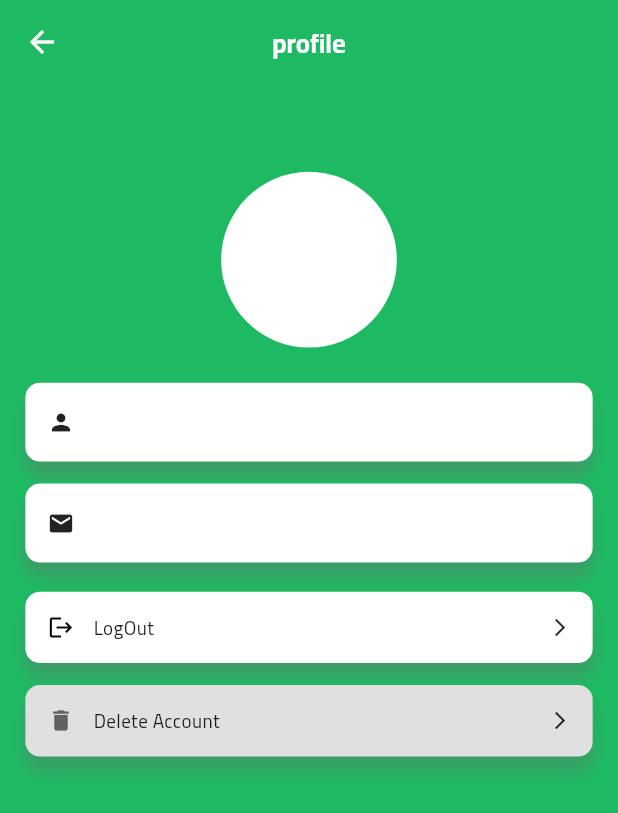
After one commit to malakshalayel/eco_cycle, a Flutter app: the ProfileView screen opened directly, on a phone screen of 412 x 824 dp. The commit adds this screen. Shown: the top 813 px of the screen. Run offline on Flutter 3.47's test engine with Material 3 defaults, Android fonts, the phone set to English and light mode, and no system bars; our stand-ins replace firebase_auth, firebase_core, flutter_screenutil, flutter_svg, get, get_storage and 2 more; accounts and stored records are empty.

Commit message:
profile/navbar scareen

```diff
--- a/lib/screens/login/login_view.dart
+++ b/lib/screens/login/login_view.dart
@@ -46,7 +46,7 @@ class LoginView extends GetView<LoginController> {
 
               SizedBox(height: 40.h),
               Text("Join EcoCycle today!", style: AppTextStyles.h2),
-              SizedBox(height: 120.h),
+              SizedBox(height: 90.h),
 
               GetBuilder<LoginController>(
                 builder:(c)=> Padding(
--- /dev/null
+++ b/lib/screens/profile/profile_controller.dart
@@ -0,0 +1,21 @@
+import 'package:firebase_auth/firebase_auth.dart';
+import 'package:get/get.dart';
+import '../../routes/app_routes.dart';
+
+class ProfileController extends GetxController {
+  final User? user = FirebaseAuth.instance.currentUser;
+
+  String get name => user?.displayName ?? '';
+  String get email => user?.email ?? '';
+  String get avatarUrl => user?.photoURL ?? '';
+
+  Future<void> logout() async {
+    await FirebaseAuth.instance.signOut();
+    Get.offAllNamed(Routes.LOGIN);
+  }
+
+  Future<void> deleteAccount() async {
+    await user?.delete();
+    Get.offAllNamed(Routes.LOGIN);
+  }
+}
--- /dev/null
+++ b/lib/screens/profile/profile_view.dart
@@ -0,0 +1,162 @@
+import 'package:flutter/material.dart';
+import 'package:get/get.dart';
+import 'package:flutter_screenutil/flutter_screenutil.dart';
+import '../../constants/app_colors.dart';
+import 'profile_controller.dart';
+
+class ProfileView extends GetView<ProfileController> {
+  const ProfileView({super.key});
+
+  @override
+  Widget build(BuildContext context) {
+    return Scaffold(
+      backgroundColor: AppColors.primary,
+      appBar: AppBar(
+        backgroundColor: AppColors.primary,
+        elevation: 0,
+        centerTitle: true,
+        title: Text(
+          'profile',
+          style: TextStyle(
+            fontSize: 18.sp,
+            color: Colors.white,
+            fontWeight: FontWeight.w600,
+          ),
+        ),
+        leading: IconButton(
+          icon: const Icon(Icons.arrow_back, color: Colors.white),
+          onPressed: (){},
+        ),
+      ),
+      body: Padding(
+        padding: EdgeInsets.symmetric(horizontal: 16.w),
+        child: Column(
+          children: [
+            SizedBox(height: 60.h),
+
+            /// Avatar
+            CircleAvatar(
+              radius: 60.r,
+              backgroundImage: controller.avatarUrl.isNotEmpty
+                  ? NetworkImage(controller.avatarUrl)
+                  : null,
+              backgroundColor: Colors.white,
+            ),
+
+            SizedBox(height: 24.h),
+
+            /// Name
+            _InfoCard(icon: Icons.person, text: controller.name),
+
+            SizedBox(height: 15.h),
+
+            /// Email
+            _InfoCard(icon: Icons.email, text: controller.email),
+
+            SizedBox(height: 20.h),
+
+            /// Logout
+            _ActionCard(
+              title: 'LogOut',
+              icon: Icons.logout,
+              onTap: controller.logout,
+            ),
+
+            SizedBox(height: 15.h),
+
+            /// Delete Account
+            _ActionCard(
+              title: 'Delete Account',
+              icon: Icons.delete,
+              isDanger: true,
+              onTap: controller.deleteAccount,
+            ),
+          ],
+        ),
+      ),
+    );
+  }
+}
+
+class _ActionCard extends StatelessWidget {
+  final String title;
+  final IconData icon;
+  final bool isDanger;
+  final VoidCallback onTap;
+
+  const _ActionCard({
+    required this.title,
+    required this.icon,
+    required this.onTap,
+    this.isDanger = false,
+  });
+
+  @override
+  Widget build(BuildContext context) {
+    return GestureDetector(
+      onTap: onTap,
+      child: Container(
+        width: double.infinity,
+        padding: EdgeInsets.all(14.w),
+        decoration: BoxDecoration(
+          color: isDanger ? Colors.grey.shade300 : Colors.white,
+          borderRadius: BorderRadius.circular(10.r),
+          boxShadow: [
+            BoxShadow(
+              color: const Color.fromARGB(101, 112, 109, 109),
+              blurRadius: 10.r,
+              offset: Offset(0, 10.h),
+            ),
+          ],
+        ),
+        child: Row(
+          children: [
+            Icon(
+              icon,
+              size: 18,
+              color: isDanger ? Colors.grey.shade700 : Colors.black,
+            ),
+            SizedBox(width: 12.w),
+            Expanded(
+              child: Text(title, style: TextStyle(fontSize: 13.sp)),
+            ),
+            const Icon(Icons.arrow_forward_ios, size: 14),
+          ],
+        ),
+      ),
+    );
+  }
+}
+
+class _InfoCard extends StatelessWidget {
+  final IconData icon;
+  final String text;
+
+  const _InfoCard({required this.icon, required this.text});
+
+  @override
+  Widget build(BuildContext context) {
+    return Container(
+      width: double.infinity,
+      padding: EdgeInsets.all(14.w),
+      decoration: BoxDecoration(
+        color: Colors.white,
+        borderRadius: BorderRadius.circular(10.r),
+        boxShadow: [
+          BoxShadow(
+            color: const Color.fromARGB(101, 112, 109, 109),
+            blurRadius: 10.r,
+            offset: Offset(0, 10.h),
+          ),
+        ],
+      ),
+      child: Row(
+        children: [
+          Icon(icon, size: 18),
+          SizedBox(width: 12.w),
+          Text(text, style: TextStyle(fontSize: 16.sp)),
+        ],
+      ),
+    );
+  }
+}
--- a/lib/screens/splash/splash_controller.dart
+++ b/lib/screens/splash/splash_controller.dart
@@ -24,7 +24,7 @@ class SplashController extends GetxController {
     if ( _authService.currentUser != null) {
       Get.offAllNamed(Routes.HOME);
     } else {
-      Get.offAllNamed(Routes.LOGIN);
+      Get.offAllNamed(Routes.ONBOARDING);
     }
 
   }
--- a/lib/screens/submission/submission_view.dart
+++ b/lib/screens/submission/submission_view.dart
@@ -24,7 +24,7 @@ class SubmissionView extends GetView<SubmissionController> {
           centerTitle: true,
           leading: IconButton(
             icon: const Icon(Icons.arrow_back, color: Colors.white),
-            onPressed: () => Get.back(),
+           onPressed: (){},
           ),
           title: const Text(
             'Submit Recyclable',
```
Also changed, not shown: lib/screens/navigation/navigation_binding.dart (added, +9 -0 lines), lib/screens/navigation/navigation_controller.dart (added, +10 -0 lines), lib/screens/navigation/navigation_view.dart (added, +65 -0 lines), lib/screens/profile/profile_binding.dart (added, +9 -0 lines).
